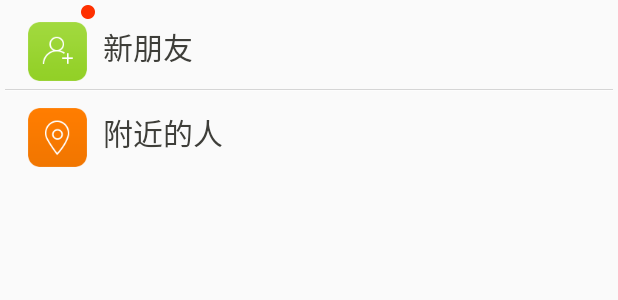
After one commit to tonycheng93/Coder, an Android app: the layout include_new_friend.xml on its own in the app's theme, with its tools: preview values and no code run, on a phone screen of 412 x 824 dp. The commit adds this screen. Shown: the top 300 px of the screen. Run offline under Robolectric (Android 15) with nearby library versions, the phone set to English and light mode, and no system bars.

Commit message:
添加好友请求功能

```diff
--- /dev/null
+++ b/app/src/main/res/layout/include_new_friend.xml
@@ -0,0 +1,88 @@
+<?xml version="1.0" encoding="utf-8"?>
+<RelativeLayout xmlns:android="http://schemas.android.com/apk/res/android"
+                android:layout_width="match_parent"
+                android:layout_height="match_parent"
+                android:layout_gravity="center_vertical"
+                android:orientation="horizontal"
+                android:padding="3dp">
+
+    <LinearLayout
+        android:id="@+id/layout_new"
+        android:layout_width="match_parent"
+        android:layout_height="wrap_content"
+        android:clickable="true"
+        android:orientation="horizontal">
+
+        <FrameLayout
+            android:id="@+id/frame_new"
+            android:layout_width="wrap_content"
+            android:layout_height="wrap_content"
+            android:layout_gravity="center_vertical">
+
+            <ImageView
+                android:id="@+id/iv_msg_tips"
+                android:layout_width="wrap_content"
+                android:layout_height="wrap_content"
+                android:layout_gravity="top|right"
+                android:contentDescription="@string/action_settings"
+                android:src="@drawable/msg_tips"/>
+
+            <ImageView
+                android:layout_width="50.0dip"
+                android:layout_height="50.0dip"
+                android:layout_marginLeft="10dp"
+                android:layout_marginTop="6.0dip"
+                android:contentDescription="@string/action_settings"
+                android:padding="5dp"
+                android:src="@drawable/new_friends_icon"/>
+        </FrameLayout>
+
+        <TextView
+            android:id="@+id/tv_new_name"
+            style="@style/Coder.TextView.Black"
+            android:layout_width="0dp"
+            android:layout_gravity="center_vertical"
+            android:layout_weight="1.0"
+            android:padding="5dp"
+            android:singleLine="true"
+            android:text="@string/new_friends"
+            android:textSize="20sp"/>
+    </LinearLayout>
+
+    <View
+        android:id="@+id/line"
+        android:layout_width="match_parent"
+        android:layout_height="@dimen/base_line_width_1"
+        android:layout_below="@id/layout_new"
+        android:background="@drawable/base_horizontal_line">
+    </View>
+
+    <LinearLayout
+        android:id="@+id/layout_near"
+        android:layout_width="match_parent"
+        android:layout_height="wrap_content"
+        android:layout_below="@id/line"
+        android:clickable="true"
+        android:orientation="horizontal">
+
+        <ImageView
+            android:layout_width="50.0dip"
+            android:layout_height="50.0dip"
+            android:layout_marginLeft="10dp"
+            android:layout_marginTop="6.0dip"
+            android:contentDescription="@string/action_settings"
+            android:padding="5dp"
+            android:src="@drawable/icon_near"/>
+
+        <TextView
+            style="@style/Coder.TextView.Black"
+            android:layout_width="0dp"
+            android:layout_gravity="center_vertical"
+            android:layout_weight="1.0"
+            android:padding="5dp"
+            android:singleLine="true"
+            android:text="@string/near_people"
+            android:textSize="20sp"/>
+    </LinearLayout>
+
+</RelativeLayout>
```
Also changed, not shown: app/src/main/java/com/tony/coder/im/ui/activity/AddFriendActivity.java (added, +14 -0 lines), app/src/main/java/com/tony/coder/im/ui/adapter/NewFriendAdapter.java (added, +116 -0 lines), app/src/main/res/layout/activity_new_friend.xml (+21 -11 lines), app/src/main/res/layout/item_add_friend.xml (added, +48 -0 lines).
